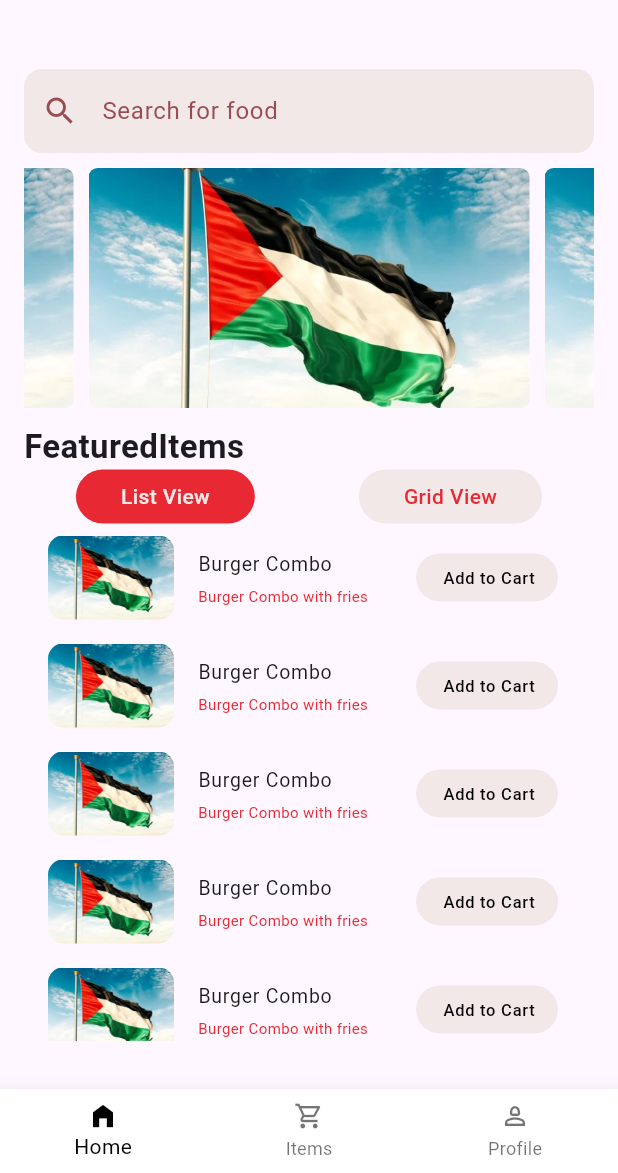
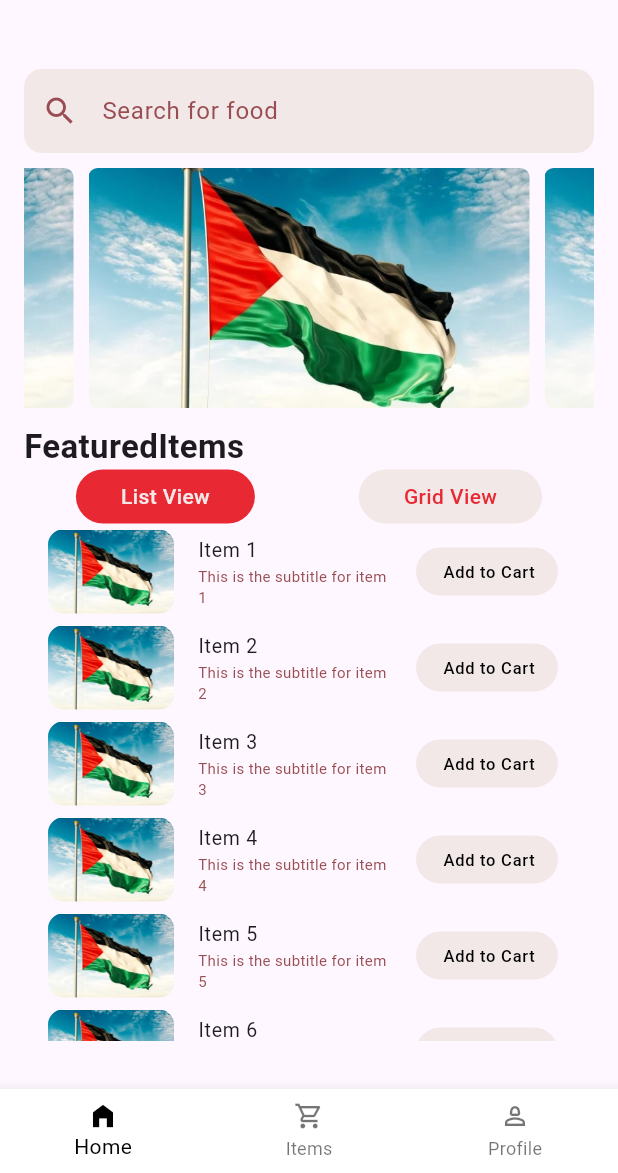
Before and after one commit to phharaoh/Delivery_App, a Flutter app: the screen it shows after launch, on a phone screen of 412 x 824 dp, the part 63-1236 px from its top. Run offline on Flutter 3.47's test engine with Material 3 defaults, Android fonts, the phone set to English and light mode, and no system bars; drawn by our look-alikes of carousel_slider.

Commit message:
add items to card

```diff
--- /dev/null
+++ b/devtools_options.yaml
@@ -0,0 +1,3 @@
+description: This file stores settings for Dart & Flutter DevTools.
+documentation: https://docs.flutter.dev/tools/devtools/extensions#configure-extension-enablement-states
+extensions:
--- /dev/null
+++ b/lib/features/card/data/card_model.dart
@@ -0,0 +1,9 @@
+class CardModel {
+  final String id;
+  final String title;
+  final String subtitle;
+  final String image;
+  final int quantity;
+
+  CardModel({required this.id, required this.title, required this.subtitle, required this.image, required this.quantity});
+}
--- /dev/null
+++ b/lib/features/card/presentation/manager/card_controller.dart
@@ -0,0 +1,16 @@
+import 'package:flutter/material.dart';
+import 'package:delivery_food/features/card/data/card_model.dart';
+
+class CardController extends ChangeNotifier {
+  List<CardModel> cardItem = [];
+
+  void addToCard(CardModel item) {
+    cardItem.add(item);
+    notifyListeners();
+  }
+
+  void removeFromCard(CardModel item) {
+    cardItem.remove(item);
+    notifyListeners();
+  }
+}
--- /dev/null
+++ b/lib/features/card/presentation/widgets/item_list_tile.dart
@@ -0,0 +1,23 @@
+import 'package:flutter/material.dart';
+import 'package:delivery_food/core/utils/app_colors.dart';
+import 'package:delivery_food/features/card/data/card_model.dart';
+
+class ItemListTile extends StatelessWidget {
+  const ItemListTile({super.key, required this.cardItem});
+ final CardModel cardItem;
+  @override
+  Widget build(BuildContext context) {
+    return ListTile(
+              leading: ClipRRect(
+                borderRadius: BorderRadius.circular(10),
+                child: Image.asset(cardItem.image, fit: BoxFit.fill),
+              ),
+              title: Text(cardItem.title, style: const TextStyle(fontSize: 13)),
+              subtitle: Text(
+                cardItem.subtitle,
+                style: const TextStyle(color: AppColors.secondColor, fontSize: 10),
+              ),
+              trailing: Text('Qty: ${cardItem.quantity}', style: const TextStyle(fontSize: 12)),
+     ) ;
+  }
+}
--- a/lib/features/home/data/model/item_model.dart
+++ b/lib/features/home/data/model/item_model.dart
@@ -1,33 +1,24 @@
-// fake_items.dart
-// Simple Dart model and generator for 100 fake items
-
 class Item {
-  final String title;
-  final String subtitle;
-  final String image;
-  bool isAddedItem;
-
+  String id;
+  String title;
+  String subtitle;
+  String image;
+  bool isAdd;
   Item({
+    required this.id,
     required this.title,
     required this.subtitle,
     required this.image,
-    required this.isAddedItem,
+    this.isAdd = false,
   });
-
-  @override
-  String toString() =>
-      'Item(title: $title, subtitle: $subtitle, image: $image)';
 }
 
-/// Generate a list of fake items. By default it generates 100 items.
-List<Item> generateFakeItems([int count = 100]) {
-  return List<Item>.generate(
-    count,
-    (index) => Item(
-      title: 'Product ${index + 1}',
-      subtitle: 'This is the description for product ${index + 1}.',
-      image: 'assets/images/pro.png',
-      isAddedItem: false,
-    ),
-  );
-}
+List<Item> foodItems = List.generate(
+  100,
+  (index) => Item(
+    id: 'item_${index + 1}',
+    title: 'Item ${index + 1}',
+    subtitle: 'This is the subtitle for item ${index + 1}',
+    image: 'assets/images/pro.png',
+  ),
+);
--- a/lib/features/home/presentation/views/home_view.dart
+++ b/lib/features/home/presentation/views/home_view.dart
@@ -19,7 +19,7 @@ class _MyHomePageState extends State<MyHomePage> {
   @override
   void initState() {
     super.initState();
-    viewBuilder = <Widget>[BuilderListView(), buildGridView()];
+    viewBuilder = <Widget>[ListTileView(), buildGridView()];
   }
 
   @override
@@ -51,7 +51,7 @@ class _MyHomePageState extends State<MyHomePage> {
             //! Switch Button
             _buildSwitchButton(),
             Expanded(
-              child: _selectedIndex == 0 ? BuilderListView() : buildGridView(),
+              child: _selectedIndex == 0 ? ListTileView() : buildGridView(),
             ),
           ],
         ),
--- a/lib/features/home/presentation/widgets/list_tile.dart
+++ /dev/null
@@ -1,43 +0,0 @@
-import 'package:flutter/material.dart';
-import 'package:delivery_food/core/utils/app_colors.dart';
-import 'package:delivery_food/features/home/presentation/widgets/add_to_card_btn.dart';
-
-class ListTileView extends StatefulWidget {
-  const ListTileView({super.key});
-
-  @override
-  State<ListTileView> createState() => _ListTileViewState();
-}
-
-class _ListTileViewState extends State<ListTileView> {
-  bool isAdded = false;
-
-  @override
-  Widget build(BuildContext context) {
-    return ListTile(
-      leading: ClipRRect(
-        borderRadius: BorderRadius.circular(10),
-        child: Image.asset('assets/images/pro.png', fit: BoxFit.fill),
-      ),
-      title: const Text('Burger Combo', style: TextStyle(fontSize: 13)),
-
-      subtitle: const Text(
-        'Burger Combo with fries',
-        style: TextStyle(color: AppColors.secondColor, fontSize: 10),
-      ),
-      trailing: GestureDetector(
-        onTap: () {
-          setState(() {
-            isAdded = !isAdded;
-          });
-        },
-        child: !isAdded
-            ? const AddToCardBtn()
-            : Text(
-                'Remove from Cart',
-                style: TextStyle(color: Colors.red, fontSize: 8),
-              ),
-      ),
-    );
-  }
-}
--- a/lib/features/home/presentation/widgets/list_view_builder.dart
+++ b/lib/features/home/presentation/widgets/list_view_builder.dart
@@ -1,13 +1,68 @@
 import 'package:flutter/material.dart';
-import 'package:delivery_food/features/home/presentation/widgets/list_tile.dart';
+import 'package:provider/provider.dart';
+import 'package:delivery_food/core/utils/app_colors.dart';
+import 'package:delivery_food/features/card/data/card_model.dart';
+import 'package:delivery_food/features/home/data/model/item_model.dart';
+import 'package:delivery_food/features/card/presentation/manager/card_controller.dart';
+import 'package:delivery_food/features/home/presentation/widgets/add_to_card_btn.dart';
 
-class BuilderListView extends StatelessWidget {
-  const BuilderListView({super.key});
+class ListTileView extends StatefulWidget {
+  const ListTileView({super.key});
+
+  @override
+  State<ListTileView> createState() => _ListTileViewState();
+}
+
+class _ListTileViewState extends State<ListTileView> {
   @override
   Widget build(BuildContext context) {
     return ListView.builder(
-      itemCount: 20,
-      itemBuilder: (context, index) => ListTileView(),
+      itemCount: foodItems.length,
+
+      itemBuilder: (context, index) {
+        final item = foodItems[index];
+        return ListTile(
+          leading: ClipRRect(
+            borderRadius: BorderRadius.circular(10),
+            child: Image.asset(item.image, fit: BoxFit.fill),
+          ),
+          title: Text(item.title, style: TextStyle(fontSize: 13)),
+
+          subtitle: Text(
+            item.subtitle,
+            style: TextStyle(color: AppColors.txtColor, fontSize: 10),
+          ),
+          trailing: GestureDetector(
+            onTap: () {
+              final cardController = Provider.of<CardController>(
+                context,
+                listen: false,
+              );
+              setState(() {
+                item.isAdd = !item.isAdd;
+              });
+
+              if (item.isAdd) {
+                cardController.addToCard(
+                  CardModel(
+                    id: item.id,
+                    title: item.title,
+                    subtitle: item.subtitle,
+                    image: item.image,
+                    quantity: 1,
+                  ),
+                );
+              }
+            },
+            child: !item.isAdd
+                ? const AddToCardBtn()
+                : Text(
+                    'Remove from Cart',
+                    style: TextStyle(color: Colors.red, fontSize: 8),
+                  ),
+          ),
+        );
+      },
     );
   }
 }
--- a/lib/main.dart
+++ b/lib/main.dart
@@ -1,5 +1,7 @@
 import 'package:flutter/material.dart';
+import 'package:provider/provider.dart';
 import 'package:delivery_food/features/home/presentation/widgets/wrapper_home.dart';
+import 'package:delivery_food/features/card/presentation/manager/card_controller.dart';
 
 void main() {
   runApp(const MyApp());
@@ -10,11 +12,14 @@ class MyApp extends StatelessWidget {
 
   @override
   Widget build(BuildContext context) {
-    return MaterialApp(
-      theme: ThemeData(
-        colorScheme: ColorScheme.fromSeed(seedColor: Colors.deepPurple),
+    return ChangeNotifierProvider(
+      create: (BuildContext context) => CardController(),
+      child: MaterialApp(
+        theme: ThemeData(
+          colorScheme: ColorScheme.fromSeed(seedColor: Colors.deepPurple),
+        ),
+        home: WrapperHome(),
       ),
-      home: WrapperHome(),
     );
   }
 }
--- a/pubspec.yaml
+++ b/pubspec.yaml
@@ -35,6 +35,7 @@ dependencies:
   # Use with the CupertinoIcons class for iOS style icons.
   cupertino_icons: ^1.0.8
   carousel_slider: ^5.1.1
+  provider: ^6.1.5
 
 dev_dependencies:
   flutter_test:
```
Also changed, not shown: lib/features/card/presentation/views/card_item_view.dart (+18 -1 lines), pubspec.lock.
